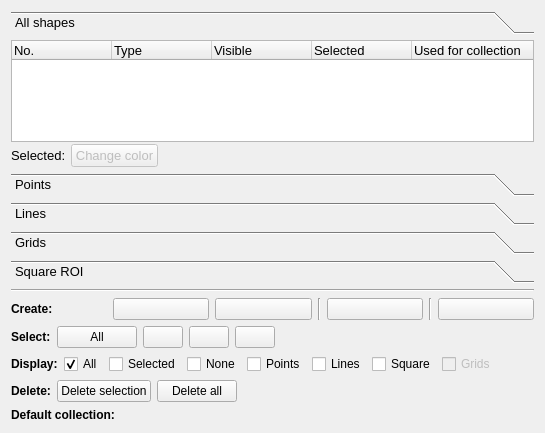
This is gui/ui_files/graphics_manager_layout.ui in natxo14/mxcube as Qt 5 draws it before an edit. The edited form follows.
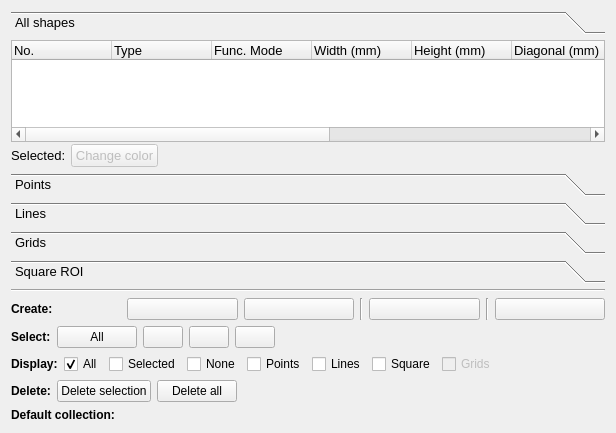
This is the edited form. Icons and pictures are not drawn.

Commit message: Changing Graphics Manager Column information

Diff of the .ui file:
```diff
--- a/gui/ui_files/graphics_manager_layout.ui
+++ b/gui/ui_files/graphics_manager_layout.ui
@@ -6,7 +6,7 @@
    <rect>
     <x>0</x>
     <y>0</y>
-    <width>545</width>
+    <width>616</width>
     <height>433</height>
    </rect>
   </property>
@@ -53,8 +53,8 @@
        <rect>
         <x>0</x>
         <y>0</y>
-        <width>529</width>
-        <height>131</height>
+        <width>584</width>
+        <height>100</height>
        </rect>
       </property>
       <attribute name="label">
@@ -164,7 +164,37 @@
          </column>
          <column>
           <property name="text">
-           <string>Visible</string>
+           <string>Func. Mode</string>
+          </property>
+         </column>
+         <column>
+          <property name="text">
+           <string>Width (mm)</string>
+          </property>
+         </column>
+         <column>
+          <property name="text">
+           <string>Height (mm)</string>
+          </property>
+         </column>
+         <column>
+          <property name="text">
+           <string>Diagonal (mm)</string>
+          </property>
+         </column>
+         <column>
+          <property name="text">
+           <string>Width (pix)</string>
+          </property>
+         </column>
+         <column>
+          <property name="text">
+           <string>Height (pix)</string>
+          </property>
+         </column>
+         <column>
+          <property name="text">
+           <string>Postition (pix)</string>
           </property>
          </column>
          <column>
@@ -174,7 +204,7 @@
          </column>
          <column>
           <property name="text">
-           <string>Used for collection</string>
+           <string>Visible</string>
           </property>
          </column>
         </widget>
```
Left out of the diff: 16 changed lines with no effect on the pictures. The commit also changes 1 other file.
